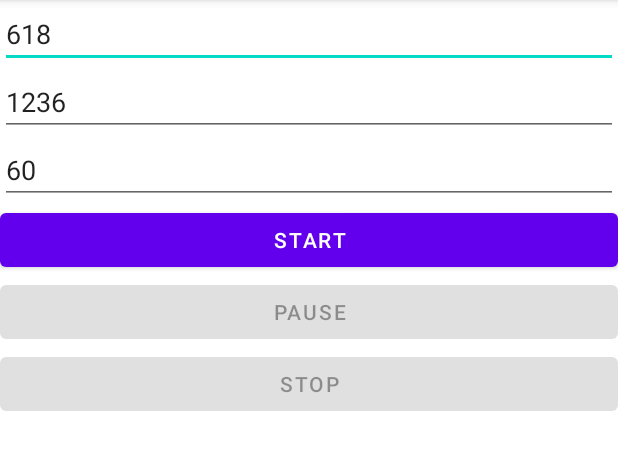
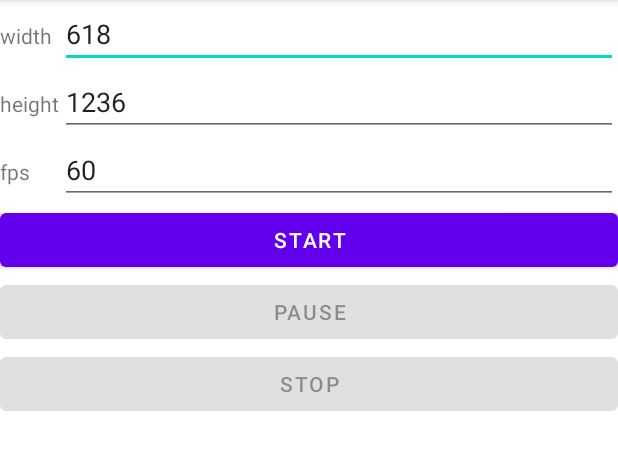
Before and after one commit to fandashi18/screenrecord, an Android app: the screen it shows after launch (RecordActivity), on a phone screen of 412 x 824 dp, the part 84-554 px from its top. Run offline under Robolectric (Android 15) with nearby library versions, the phone set to English and light mode, and no system bars.

Commit message:
modify layout

```diff
--- a/app/src/main/res/layout/activity_main.xml
+++ b/app/src/main/res/layout/activity_main.xml
@@ -7,23 +7,51 @@
     android:orientation="vertical"
     tools:context=".RecordActivity">
 
-    <EditText
-        android:id="@+id/sr_width"
+    <LinearLayout
         android:layout_width="match_parent"
         android:layout_height="wrap_content"
-        android:hint="width"/>
+        android:orientation="horizontal">
+        <TextView
+            android:layout_width="40dp"
+            android:layout_height="wrap_content"
+            android:text="width"/>
 
-    <EditText
-        android:id="@+id/sr_height"
+        <EditText
+            android:id="@+id/sr_width"
+            android:layout_width="match_parent"
+            android:layout_height="wrap_content" />
+    </LinearLayout>
+
+    <LinearLayout
         android:layout_width="match_parent"
         android:layout_height="wrap_content"
-        android:hint="height"/>
+        android:orientation="horizontal">
+        <TextView
+            android:layout_width="40dp"
+            android:layout_height="wrap_content"
+            android:text="height"/>
 
-    <EditText
-        android:id="@+id/sr_fps"
+        <EditText
+            android:id="@+id/sr_height"
+            android:layout_width="match_parent"
+            android:layout_height="wrap_content"/>
+    </LinearLayout>
+
+    <LinearLayout
         android:layout_width="match_parent"
         android:layout_height="wrap_content"
-        android:hint="fps"/>
+        android:orientation="horizontal">
+        <TextView
+            android:layout_width="40dp"
+            android:layout_height="wrap_content"
+            android:text="fps"/>
+
+        <EditText
+            android:id="@+id/sr_fps"
+            android:layout_width="match_parent"
+            android:layout_height="wrap_content" />
+    </LinearLayout>
+
 
     <Button
         android:id="@+id/sc_start"
```
